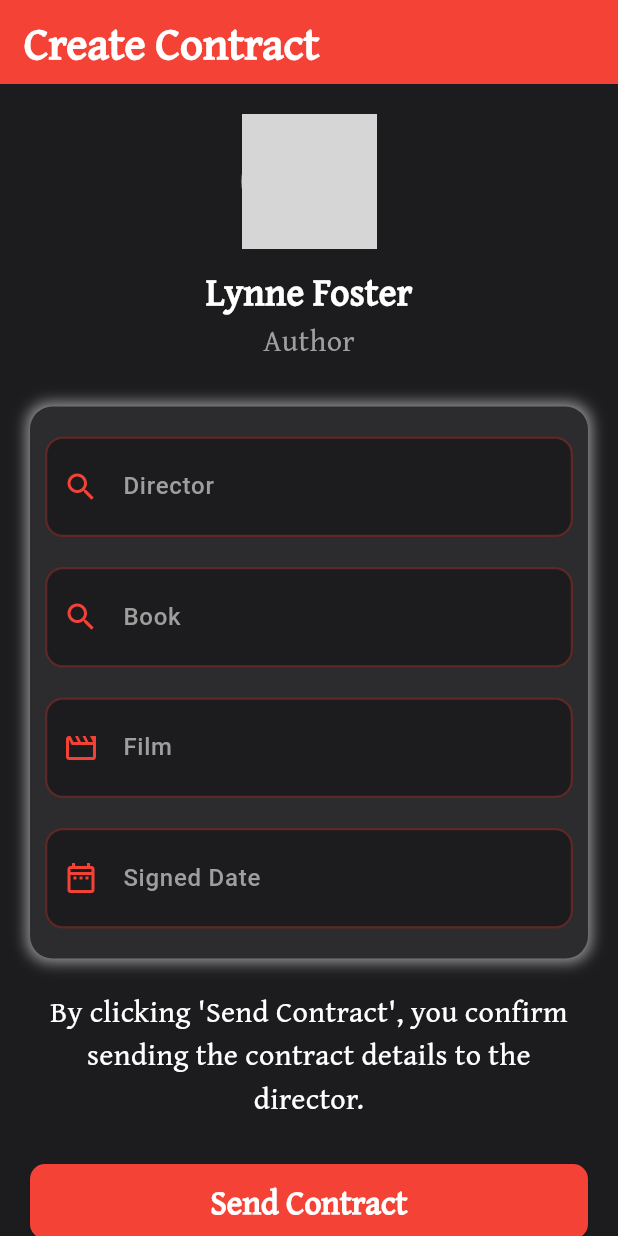
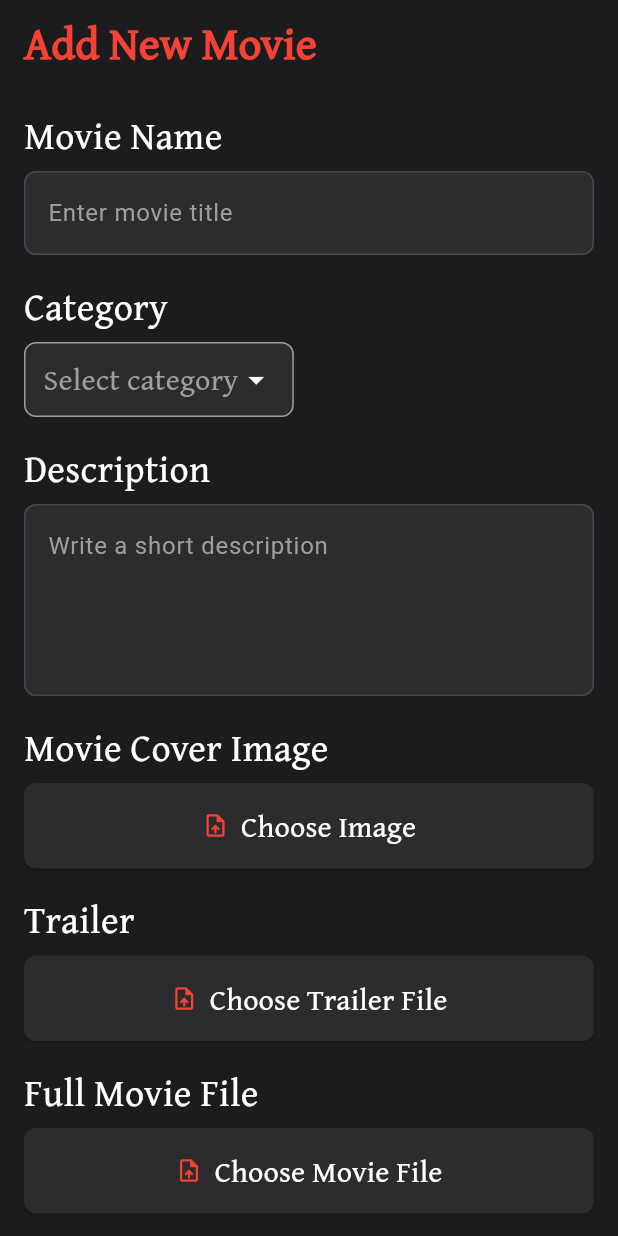
Before and after one commit to danielTr-afk/senior_project, a Flutter app: the screen it shows after launch, on a phone screen of 412 x 824 dp. Run offline on Flutter 3.47's test engine with Material 3 defaults, Android fonts, the phone set to English and light mode, and no system bars; our stand-ins replace get, pinput, smooth_page_indicator; grey boxes are pictures that could not be loaded.

Commit message:
finish addBook/addMovie Pages

```diff
--- a/lib/main.dart
+++ b/lib/main.dart
@@ -1,6 +1,8 @@
 import 'package:f_book2/view/Books/BookDetails/BookDetailsPage.dart';
+import 'package:f_book2/view/Books/addBook.dart';
 import 'package:f_book2/view/Message/ChatPage.dart';
 import 'package:f_book2/view/Movies/MovieDetails/MovieDetailsPage.dart';
+import 'package:f_book2/view/Movies/addMovie.dart';
 import 'package:f_book2/view/contract/AcceptContractPage.dart';
 import 'package:f_book2/view/contract/createContract.dart';
 import 'package:f_book2/view/setting/settingPage.dart';
@@ -34,7 +36,7 @@ class MyApp extends StatelessWidget {
     return GetMaterialApp(
       debugShowCheckedModeBanner: false,
       initialBinding: mybindings(),
-      initialRoute: "/createContract",
+      initialRoute: "/addMovie",
       getPages: [
         GetPage(name: "/splashScreen", page: () => splashScreen()),
         GetPage(name: "/onBoarding", page: () => onBoarding()),
@@ -56,6 +58,9 @@ class MyApp extends StatelessWidget {
         GetPage(name: "/settingsPage", page: () => settingsPage()),
         GetPage(name: "/AcceptContractPage", page: () => AcceptContractPage()),
         GetPage(name: "/createContract", page: () => createContract()),
+        GetPage(name: "/addBook", page: () => addBook()),
+        GetPage(name: "/addMovie", page: () => addMovie()),
+
 
       ],
     );
--- /dev/null
+++ b/lib/view/Movies/addMovie.dart
@@ -0,0 +1,149 @@
+import 'package:f_book2/controller/variables.dart';
+import 'package:f_book2/view/GlobalWideget/styleText.dart';
+import 'package:flutter/material.dart';
+
+class addMovie extends StatelessWidget {
+  const addMovie({super.key});
+
+  @override
+  Widget build(BuildContext context) {
+    return Scaffold(
+      backgroundColor: mainColor,
+      appBar: AppBar(
+        backgroundColor: mainColor,
+        title: styleText(
+          text: "Add New Movie",
+          fSize: 30,
+          color: secondaryColor,
+          fontWeight: FontWeight.bold,
+        ),
+      ),
+      body: SingleChildScrollView(
+        padding: const EdgeInsets.all(16),
+        child: Column(
+          crossAxisAlignment: CrossAxisAlignment.start,
+          children: [
+            _buildLabel('Movie Name'),
+            _buildTextField('Enter movie title'),
+
+            const SizedBox(height: 16),
+            _buildLabel('Category'),
+            _buildDropdown(),
+
+            const SizedBox(height: 16),
+            _buildLabel('Description'),
+            _buildTextField('Write a short description', maxLines: 4),
+
+            const SizedBox(height: 16),
+            _buildLabel('Movie Cover Image'),
+            _buildPlaceholderButton('Choose Image'),
+
+            const SizedBox(height: 16),
+            _buildLabel('Trailer'),
+            _buildPlaceholderButton('Choose Trailer File'),
+
+            const SizedBox(height: 16),
+            _buildLabel('Full Movie File'),
+            _buildPlaceholderButton('Choose Movie File'),
+
+            const SizedBox(height: 20),
+            SizedBox(
+              width: double.infinity,
+              child: ElevatedButton(
+                onPressed: () {},
+                style: ElevatedButton.styleFrom(
+                  backgroundColor: Colors.redAccent,
+                  padding: const EdgeInsets.symmetric(vertical: 14),
+                  shape: RoundedRectangleBorder(
+                    borderRadius: BorderRadius.circular(10),
+                  ),
+                ),
+                child: styleText(
+                  text: "Submit Movie",
+                  fSize: 25,
+                  color: textColor2,
+                  fontWeight: FontWeight.bold,
+                ),
+              ),
+            ),
+          ],
+        ),
+      ),
+    );
+  }
+
+  Widget _buildLabel(String text) {
+    return Padding(
+      padding: const EdgeInsets.only(bottom: 6),
+      child: styleText(text: text, fSize: 25, color: textColor2),
+    );
+  }
+
+  Widget _buildTextField(String hint, {int maxLines = 1}) {
+    return TextFormField(
+      maxLines: maxLines,
+      style: TextStyle(color: textColor2),
+      decoration: InputDecoration(
+        hintText: hint,
+        hintStyle: TextStyle(color: mainColor2),
+        filled: true,
+        fillColor: blackColor2,
+        border: OutlineInputBorder(
+          borderRadius: BorderRadius.circular(8),
+        ),
+        focusedBorder: OutlineInputBorder(
+          borderRadius: BorderRadius.circular(8),
+          borderSide: BorderSide(color: secondaryColor!, width: 2),
+        ),
+      ),
+    );
+  }
+
+  Widget _buildDropdown() {
+    return Container(
+      padding: const EdgeInsets.symmetric(horizontal: 12),
+      decoration: BoxDecoration(
+        color: const Color(0xFF2C2C2C),
+        borderRadius: BorderRadius.circular(8),
+        border: Border.all(color: mainColor2!),
+      ),
+      child: DropdownButtonHideUnderline(
+        child: DropdownButton<String>(
+          value: null,
+          dropdownColor: const Color(0xFF2C2C2C),
+          iconEnabledColor: Colors.white,
+          hint: styleText(text: "Select category", fSize: 20, color: mainColor2!),
+          items: [
+            DropdownMenuItem(value: 'Action', child: styleText(text: "Action", fSize: 20, color: mainColor2!)),
+            DropdownMenuItem(value: 'Drama', child: styleText(text: "Drama", fSize: 20, color: mainColor2!)),
+            DropdownMenuItem(value: 'Thriller', child: styleText(text: "Thriller", fSize: 20, color: mainColor2!)),
+            DropdownMenuItem(value: 'Romance', child: styleText(text: "Romance", fSize: 20, color: mainColor2!)),
+            DropdownMenuItem(value: 'Documentary', child: styleText(text: "Documentary", fSize: 20, color: mainColor2!)),
+          ],
+          onChanged: (_) {},
+        ),
+      ),
+    );
+  }
+
+  Widget _buildPlaceholderButton(String text) {
+    return SizedBox(
+      width: double.infinity,
+      child: ElevatedButton.icon(
+        icon: Icon(Icons.upload_file, color: secondaryColor),
+        label: styleText(text: text, fSize: 20, color: textColor2),
+        onPressed: () {
+          // Placeholder: Would open file picker if using StatefulWidget
+        },
+        style: ElevatedButton.styleFrom(
+          backgroundColor: blackColor2,
+          foregroundColor: textColor2,
+          padding: const EdgeInsets.symmetric(vertical: 14),
+          shape: RoundedRectangleBorder(
+            borderRadius: BorderRadius.circular(8),
+          ),
+        ),
+      ),
+    );
+  }
+}
```
Also changed, not shown: lib/view/Books/addBook.dart (added, +145 -0 lines).
